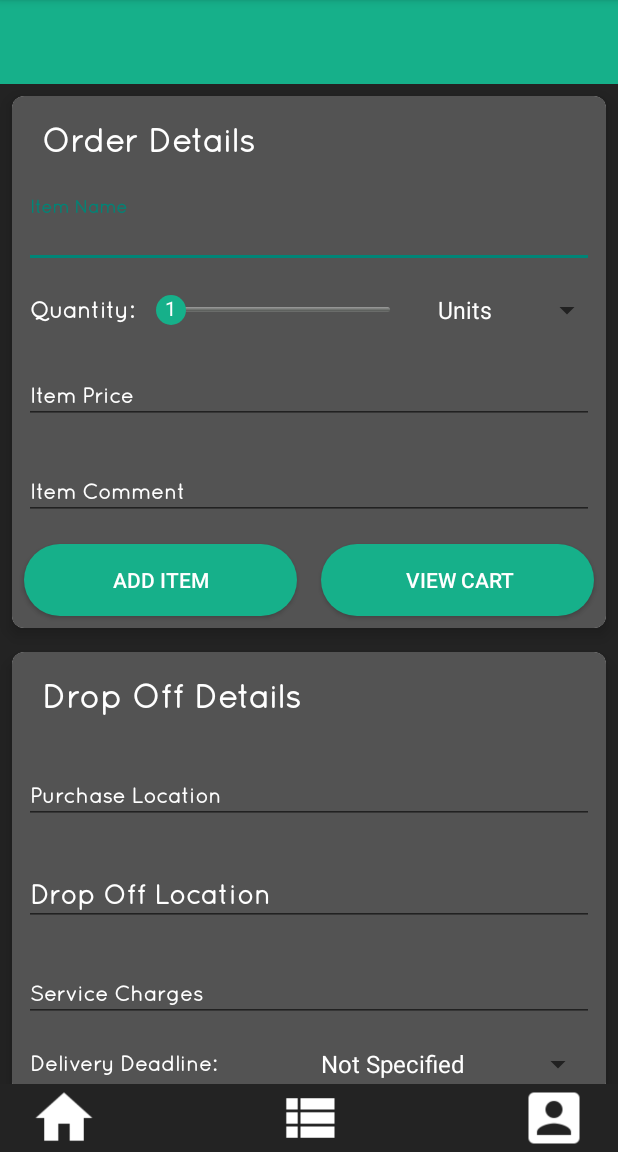
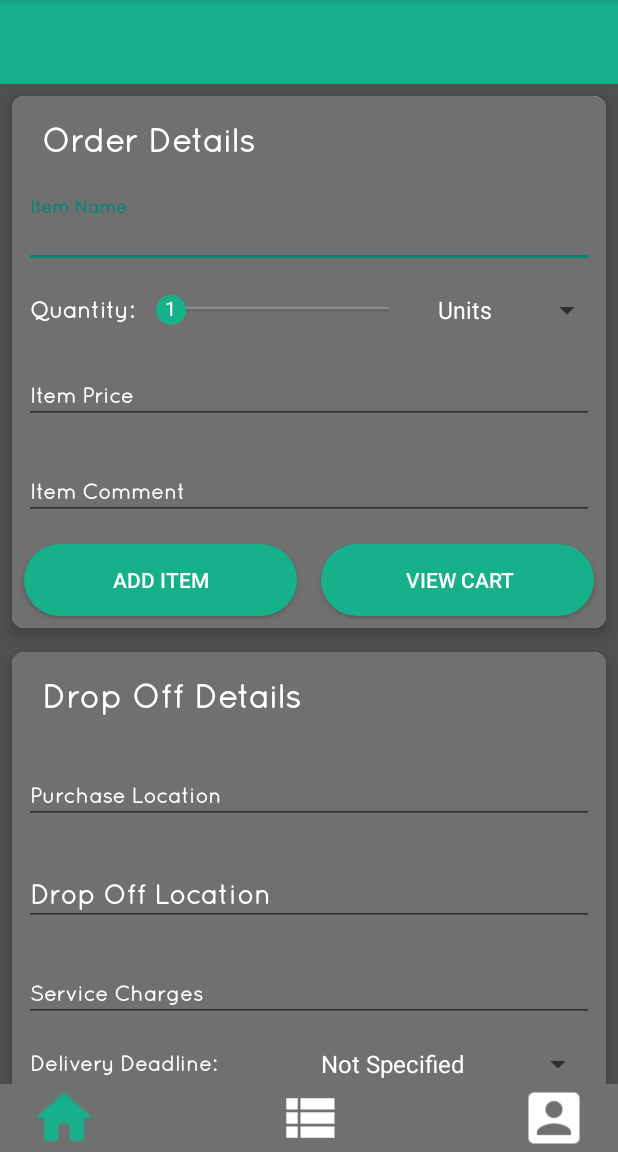
Before and after one commit to AdnanIqbalKhan/Kindred, an Android app: the screen it shows after launch once a user with an empty profile is signed in (MainActivity), on a phone screen of 412 x 824 dp, the part 84-1236 px from its top. Run offline under Robolectric (Android 15) with nearby library versions, the phone set to English and light mode, and no system bars; our stand-ins replace Firebase (no records; nobody signed in at launch, a user with empty details on screens opened directly); 1 statement that could not run was skipped.

Commit message:
name on confirmed

```diff
--- a/app/build.gradle
+++ b/app/build.gradle
@@ -47,19 +47,14 @@ dependencies {
     androidTestImplementation 'com.android.support.test:runner:1.0.1'
     androidTestImplementation 'com.android.support.test.espresso:espresso-core:3.0.1'
     implementation 'de.hdodenhof:circleimageview:2.2.0'
-    implementation 'com.theartofdev.edmodo:android-image-cropper:2.6.+'
-    implementation 'com.squareup.picasso:picasso:2.5.2'
     // FirebaseUI for Firebase Realtime Database
     implementation 'com.firebaseui:firebase-ui-database:2.3.0'
-    implementation 'com.github.pwittchen:swipe-rx2:0.3.0'
     implementation 'com.android.support:recyclerview-v7:26.1.0'
     implementation 'com.android.support:appcompat-v7:26.1.0'
     implementation 'com.google.android.gms:play-services-auth:11.0.4'
 
     implementation 'com.firebaseui:firebase-ui-auth:2.3.0'
 
-    // Required only if Facebook login support is required
-    implementation('com.facebook.android:facebook-android-sdk:4.22.1')
 
 }
 
--- a/app/src/main/java/com/kindred/kindred/ItemsDetailsActivity_2.java
+++ b/app/src/main/java/com/kindred/kindred/ItemsDetailsActivity_2.java
@@ -296,6 +296,7 @@ public class ItemsDetailsActivity_2 extends AppCompatActivity {
                     startActivity(new Intent(ItemsDetailsActivity_2.this, ChatActivity.class)
                             .putExtra("post_id", post_id));
 
+
                 } else {
                     if (post.getUser_id().equals(currentUid)) {//delete order
 
@@ -312,8 +313,6 @@ public class ItemsDetailsActivity_2 extends AppCompatActivity {
                         });
 
                     } else {//confirm order
-                        startActivity(getIntent());
-
                         final String provider_uid = FirebaseAuth.getInstance().getCurrentUser().getUid();
                         final DatabaseReference mDbRef = FirebaseDatabase.getInstance().getReference();
 
@@ -342,6 +341,9 @@ public class ItemsDetailsActivity_2 extends AppCompatActivity {
                                     public void onSuccess(Object o) {
                                         Util.sendSingleNotification(post_id, provider_uid, post.getUser_id(), "Order Confrimed", "Your Order is confrimed");
                                         Toast.makeText(ItemsDetailsActivity_2.this, "Order Confirmed", Toast.LENGTH_SHORT).show();
+                                        //Refresh activity after confirm order is clicked
+                                        startActivity(new Intent(ItemsDetailsActivity_2.this, ItemsDetailsActivity_2.class)
+                                                .putExtra("post_id", post_id));
                                         finish();
                                     }
                                 });
--- a/app/src/main/java/com/kindred/kindred/MainActivity.java
+++ b/app/src/main/java/com/kindred/kindred/MainActivity.java
@@ -37,8 +37,7 @@ import android.widget.TextView;
 import android.widget.TimePicker;
 import android.widget.Toast;
 
-import com.github.pwittchen.swipe.library.rx2.Swipe;
-import com.github.pwittchen.swipe.library.rx2.SwipeListener;
+
 import com.google.firebase.auth.FirebaseAuth;
 import com.google.firebase.auth.FirebaseUser;
 import com.google.firebase.database.DataSnapshot;
@@ -141,9 +140,6 @@ public class MainActivity extends AppCompatActivity implements
     private Button mHomeBtn;
     private Button mYourOrdersBtn;
 
-    //Swipe to change activity
-    private Swipe swipe;
-
 
     @Override
     protected void onCreate(Bundle savedInstanceState) {
@@ -183,55 +179,6 @@ public class MainActivity extends AppCompatActivity implements
 //        getSupportActionBar().setDisplayUseLogoEnabled(true);
 
 
-        //Swipe to change activity
-
-        swipe = new Swipe(20, 250);
-
-        swipe.setListener(new SwipeListener() {
-            @Override
-            public void onSwipingLeft(final MotionEvent event) {
-
-            }
-
-            @Override
-            public boolean onSwipedLeft(final MotionEvent event) {
-                Intent startIntent = new Intent(MainActivity.this, OrderList.class);
-                startActivity(startIntent);
-                finish();
-                return false;
-            }
-
-            @Override
-            public void onSwipingRight(final MotionEvent event) {
-
-            }
-
-            @Override
-            public boolean onSwipedRight(final MotionEvent event) {
-                Intent startIntent = new Intent(MainActivity.this, YourOrders.class);
-                startActivity(startIntent);
-                finish();
-                return false;
-            }
-
-            @Override
-            public void onSwipingUp(final MotionEvent event) {
-            }
-
-            @Override
-            public boolean onSwipedUp(final MotionEvent event) {
-                return false;
-            }
-
-            @Override
-            public void onSwipingDown(final MotionEvent event) {
-            }
-
-            @Override
-            public boolean onSwipedDown(final MotionEvent event) {
-                return false;
-            }
-        });
 
 
         sharedPreferences = PreferenceManager.getDefaultSharedPreferences(MainActivity.this);
@@ -457,11 +404,6 @@ public class MainActivity extends AppCompatActivity implements
         });
     }
 
-    @Override
-    public boolean dispatchTouchEvent(MotionEvent event) {
-        swipe.dispatchTouchEvent(event);
-        return super.dispatchTouchEvent(event);
-    }
 
     @Override
     public void onStart() {
--- a/app/src/main/java/com/kindred/kindred/OrdersConfirmedFragment.java
+++ b/app/src/main/java/com/kindred/kindred/OrdersConfirmedFragment.java
@@ -74,6 +74,9 @@ public class OrdersConfirmedFragment extends Fragment {
                     viewHolder.setPurchasingLocation(model.getPurchasing_location());
                     viewHolder.setDropOffLocation(model.getDropoff_location());
                     viewHolder.setUserImage(model.getImage_id(), getContext());
+                    viewHolder.setUser_name(model.getName());
+                    viewHolder.setNameVisibilityOn();
+
                     viewHolder.setOrderStatus(model.getConfirmed().equals("true"), model.getDelivered().equals("true"),getContext());
 
                     final String post_id = getRef(position).getKey();
--- a/app/src/main/java/com/kindred/kindred/Util.java
+++ b/app/src/main/java/com/kindred/kindred/Util.java
@@ -3,6 +3,7 @@ package com.kindred.kindred;
 import android.content.Context;
 import android.net.ConnectivityManager;
 import android.net.NetworkInfo;
+import android.support.annotation.NonNull;
 import android.util.DisplayMetrics;
 import android.util.Log;
 import android.util.TypedValue;
@@ -13,7 +14,6 @@ import com.google.firebase.database.ServerValue;
 
 import java.util.HashMap;
 
-import io.reactivex.annotations.NonNull;
 
 /**
  * Created by Adnan Iqbal Khan on 18-Mar-18.
@@ -46,6 +46,8 @@ public class Util {
         ref.child(notifKey).setValue(data);
     }
 
+
+
     public static float dpToPx(@NonNull Context context, float valueInDp) {
         DisplayMetrics metrics = context.getResources().getDisplayMetrics();
         return TypedValue.applyDimension(TypedValue.COMPLEX_UNIT_DIP, valueInDp, metrics);
--- a/app/src/main/res/layout/activity_main.xml
+++ b/app/src/main/res/layout/activity_main.xml
@@ -418,7 +418,7 @@
         android:layout_width="match_parent"
         android:layout_height="45dp"
         android:layout_alignParentBottom="true"
-        android:background="@color/colorPrimaryDark"
+        android:background="@color/colorPrimary"
         android:paddingLeft="20dp"
         android:paddingRight="20dp">
 
@@ -430,7 +430,7 @@
             android:layout_alignParentBottom="true"
             android:layout_alignParentStart="true"
             android:layout_gravity="start"
-            android:background="@drawable/ic_home_white_48dp" />
+            android:background="@drawable/green_home_48dp" />
 
         <Button
             android:id="@+id/main_nav_orderList"
--- a/app/src/main/res/layout/activity_order_list.xml
+++ b/app/src/main/res/layout/activity_order_list.xml
@@ -29,7 +29,7 @@
             android:id="@+id/orderList_bottom_navBar"
             android:layout_width="match_parent"
             android:layout_height="50dp"
-            android:background="@color/colorPrimaryDark"
+            android:background="@color/colorPrimary"
             android:paddingLeft="20dp"
             android:paddingRight="20dp"
             app:layout_constraintBottom_toBottomOf="parent"
@@ -54,7 +54,7 @@
                 android:layout_alignParentBottom="true"
                 android:layout_centerHorizontal="true"
                 android:layout_gravity="center"
-                android:background="@drawable/ic_view_list_white_48dp"
+                android:background="@drawable/green_list_48dp"
                 tools:layout_editor_absoluteX="104dp"
                 tools:layout_editor_absoluteY="4dp" />
 
--- a/app/src/main/res/layout/activity_your_orders.xml
+++ b/app/src/main/res/layout/activity_your_orders.xml
@@ -27,7 +27,7 @@
         android:id="@+id/yourOrder_bottom_navBar"
         android:layout_width="match_parent"
         android:layout_height="50dp"
-        android:background="@color/colorPrimaryDark"
+        android:background="@color/colorPrimary"
         android:paddingLeft="20dp"
         android:paddingRight="20dp"
         android:theme="@style/ThemeOverlay.AppCompat.Dark.ActionBar"
@@ -64,7 +64,7 @@
             android:layout_alignParentBottom="true"
             android:layout_alignParentEnd="true"
             android:layout_gravity="end"
-            android:background="@drawable/ic_account_box_white_48dp"
+            android:background="@drawable/green_account_48dp"
             android:paddingLeft="0dp"
             android:paddingRight="0dp"
             tools:layout_editor_absoluteX="296dp"
--- a/app/src/main/res/values/colors.xml
+++ b/app/src/main/res/values/colors.xml
@@ -1,8 +1,8 @@
 <?xml version="1.0" encoding="utf-8"?>
 <resources>
-    <color name='colorPrimaryDark'>#232323</color>
+    <color name='colorPrimaryDark'>#505050</color>
     <color name='colorDim'>#D8D8D8</color>
     <color name="colorText">#ffffff</color>
-    <color name="colorPrimary">#535353</color>
+    <color name="colorPrimary">#707070</color>
     <color name="colorAccent">#16b08a</color>
 </resources>
```
Also changed, not shown: app/src/main/java/com/kindred/kindred/OrderList.java (+1 -46 lines), app/src/main/java/com/kindred/kindred/OrdersViewHolder.java (+12 -19 lines), app/src/main/java/com/kindred/kindred/YourOrders.java (+1 -39 lines), app/src/main/res/layout/orders_singleorder_layout2.xml (+30 -4 lines), app/src/main/res/drawable/green_account_48dp.png (added), app/src/main/res/drawable/green_home_48dp.png (added), app/src/main/res/drawable/green_list_48dp.png (added).
